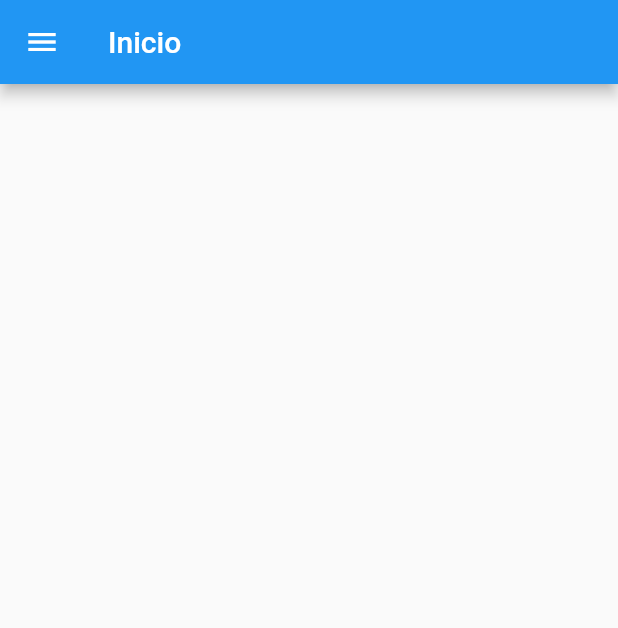
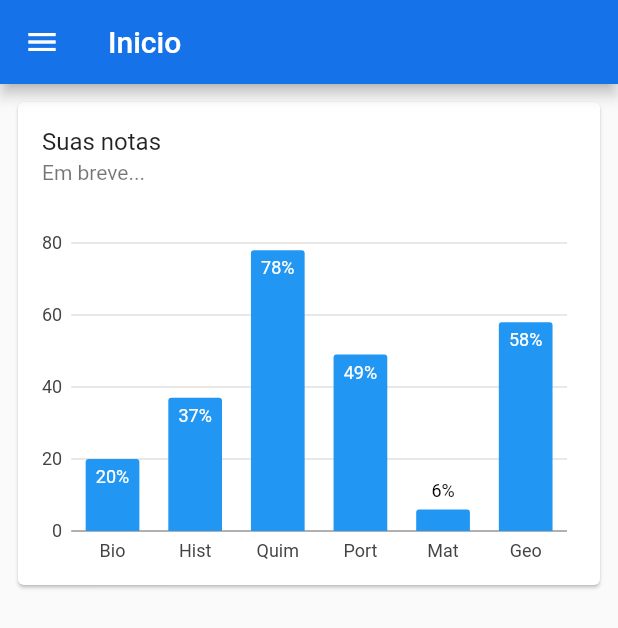
Before and after one commit to CezarGarrido/cuco_robots, a Flutter app: the MyHomePage screen opened by its route, on a phone screen of 412 x 824 dp. Shown: the top 628 px of the screen. Run offline on Flutter 3.47's test engine with Material 2 defaults, Android fonts, the phone set to English and light mode, and no system bars; our stand-ins replace charts_flutter, font_awesome_flutter, sqflite; accounts and stored records are empty; project files that could hold a hidden picture were left out.

Commit message:
Adcionado novas cores, charts na tela de inicio

```diff
--- a/app/lib/main.dart
+++ b/app/lib/main.dart
@@ -12,6 +12,8 @@ import 'package:app/views/aluno/perfil.dart';
 import 'package:app/views/about/about.dart';
 import 'package:app/repository/disciplina.dart';
 import 'package:app/entities/disciplina.dart';
+import 'package:charts_flutter/flutter.dart' as charts;
+import 'dart:math';
 
 //void main() => runApp(new MyApp());
 AlunoRepository _alunoRepository = AlunoRepository();
@@ -34,7 +36,7 @@ Future<void> main() async {
       routes: <String, WidgetBuilder>{
         "/app": (BuildContext context) => new MyHomePage(),
         "/login": (BuildContext context) => new LoginPage(),
-        "/perfil":(BuildContext context)=> new ContactsDemo(),
+        "/perfil": (BuildContext context) => new ContactsDemo(),
       },
     ));
   });
@@ -59,8 +61,9 @@ class _MyHomePageState extends State<MyHomePage> with TickerProviderStateMixin {
       });
     }
   }
+
   Future<Null> sincronize() async {
-     await _disciplinaRepository.getDisciplinas();
+    await _disciplinaRepository.getDisciplinas();
   }
 
   @override
@@ -74,20 +77,25 @@ class _MyHomePageState extends State<MyHomePage> with TickerProviderStateMixin {
   Widget build(BuildContext context) {
     return new Scaffold(
       appBar: AppBar(
+        backgroundColor: Color(0xFF1572E8),
         title: Text("Inicio"),
       ),
       drawer: Drawer(
         child: ListView(
           children: <Widget>[
             UserAccountsDrawerHeader(
+              decoration: BoxDecoration(
+                color: Color(0xFF1572E8),
+              ),
               accountName: Text(nomeAluno),
               accountEmail: Text("offline"),
               currentAccountPicture: CircleAvatar(
                 backgroundColor:
                     Theme.of(context).platform == TargetPlatform.iOS
-                        ? Colors.blue
+                        ? Color(0xFF1572E8)
                         : Colors.white,
-                child:  Center( // Replace with a Row for horizontal icon + text
+                child: Center(
+                  // Replace with a Row for horizontal icon + text
                   child: Icon(Icons.photo_camera, color: Colors.grey),
                 ),
               ),
@@ -132,8 +140,8 @@ class _MyHomePageState extends State<MyHomePage> with TickerProviderStateMixin {
                 title: Text("Configurações"),
                 onTap: () {
                   Navigator.pop(context);
-                                Navigator.of(context).push(MaterialPageRoute(
-                    builder: (BuildContext context) => ContactsDemo()));
+                  Navigator.of(context).push(MaterialPageRoute(
+                      builder: (BuildContext context) => ContactsDemo()));
                 }),
             Divider(),
             ListTile(
@@ -158,6 +166,27 @@ class _MyHomePageState extends State<MyHomePage> with TickerProviderStateMixin {
           ],
         ),
       ),
+      body: new Padding(
+          padding: const EdgeInsets.all(8.0),
+          child: new Column(children: <Widget>[
+            new Card(
+                child: Column(
+              mainAxisSize: MainAxisSize.min,
+              children: <Widget>[
+                new ListTile(
+                  // leading: Icon(Icons.album),
+                  title: Text('Suas notas'),
+                  subtitle: Text('Em breve...'),
+                ),
+                new SizedBox(
+                    height: 250.0,
+                    child: Padding(
+                      padding: const EdgeInsets.all(8.0),
+                      child: new SimpleBarChart.withRandomData(),
+                    )),
+              ],
+            ))
+          ])),
     );
   }
 
@@ -169,3 +198,92 @@ class _MyHomePageState extends State<MyHomePage> with TickerProviderStateMixin {
     });
   }
 }
+
+class SimpleBarChart extends StatelessWidget {
+  final List<charts.Series> seriesList;
+  final bool animate;
+
+  SimpleBarChart(this.seriesList, {this.animate});
+
+  /// Creates a [BarChart] with sample data and no transition.
+  factory SimpleBarChart.withSampleData() {
+    return new SimpleBarChart(
+      _createSampleData(),
+      // Disable animations for image tests.
+      animate: false,
+    );
+  }
+
+  // EXCLUDE_FROM_GALLERY_DOCS_START
+  // This section is excluded from being copied to the gallery.
+  // It is used for creating random series data to demonstrate animation in
+  // the example app only.
+  factory SimpleBarChart.withRandomData() {
+    return new SimpleBarChart(_createRandomData());
+  }
+
+  /// Create random data.
+  static List<charts.Series<OrdinalSales, String>> _createRandomData() {
+    final random = new Random();
+
+    final data = [
+      new OrdinalSales('Bio', random.nextInt(100)),
+      new OrdinalSales('Hist', random.nextInt(100)),
+      new OrdinalSales('Quim', random.nextInt(100)),
+      new OrdinalSales('Port', random.nextInt(100)),
+      new OrdinalSales('Mat', random.nextInt(100)),
+      new OrdinalSales('Geo', random.nextInt(100)),
+    ];
+
+    return [
+      new charts.Series<OrdinalSales, String>(
+          id: 'Notas',
+          colorFn: (_, __) => charts.MaterialPalette.blue.shadeDefault,
+          domainFn: (OrdinalSales sales, _) => sales.year,
+          measureFn: (OrdinalSales sales, _) => sales.sales,
+          data: data,
+          labelAccessorFn: (OrdinalSales sales, _) =>
+              '${sales.sales.toString()}%')
+    ];
+  }
+  // EXCLUDE_FROM_GALLERY_DOCS_END
+
+  @override
+  Widget build(BuildContext context) {
+    return new charts.BarChart(
+      seriesList,
+      animate: animate,
+      barRendererDecorator: new charts.BarLabelDecorator<String>(),
+      domainAxis: new charts.OrdinalAxisSpec(),
+    );
+  }
+
+  /// Create one series with sample hard coded data.
+  static List<charts.Series<OrdinalSales, String>> _createSampleData() {
+    final data = [
+      new OrdinalSales('2014', 5),
+      new OrdinalSales('2015', 25),
+      new OrdinalSales('2016', 100),
+      new OrdinalSales('2017', 75),
+    ];
+
+    return [
+      new charts.Series<OrdinalSales, String>(
+          id: 'Notas',
+          colorFn: (_, __) => charts.MaterialPalette.blue.shadeDefault,
+          domainFn: (OrdinalSales sales, _) => sales.year,
+          measureFn: (OrdinalSales sales, _) => sales.sales,
+          data: data,
+          labelAccessorFn: (OrdinalSales sales, _) =>
+              '${sales.sales.toString()}%')
+    ];
+  }
+}
+
+/// Sample ordinal data type.
+class OrdinalSales {
+  final String year;
+  final int sales;
+
+  OrdinalSales(this.year, this.sales);
+}
--- a/app/lib/repository/disciplina.dart
+++ b/app/lib/repository/disciplina.dart
@@ -88,3 +88,8 @@ class DisciplinaRepository {
     return disciplinas;
   }
 }
+
+class DisciplinaChart {
+  String descricao;
+  double valor;
+}
--- a/app/pubspec.yaml
+++ b/app/pubspec.yaml
@@ -31,6 +31,7 @@ dependencies:
   font_awesome_flutter: ^8.0.1
   intl: ^0.15.8
   url_launcher: ^5.1.2
+  charts_flutter: ^0.8.0
 dev_dependencies:
   flutter_test:
     sdk: flutter
```
Also changed, not shown: app/lib/views/notas/list.dart (+30 -18 lines), app/pubspec.lock.
